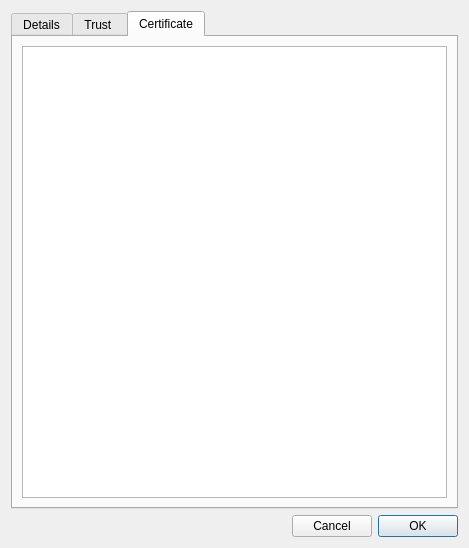
This is retroshare-gui/src/gui/connect/ConfCertDialog.ui in RetroShare/RetroShare as Qt 5 draws it before an edit. The edited form follows.
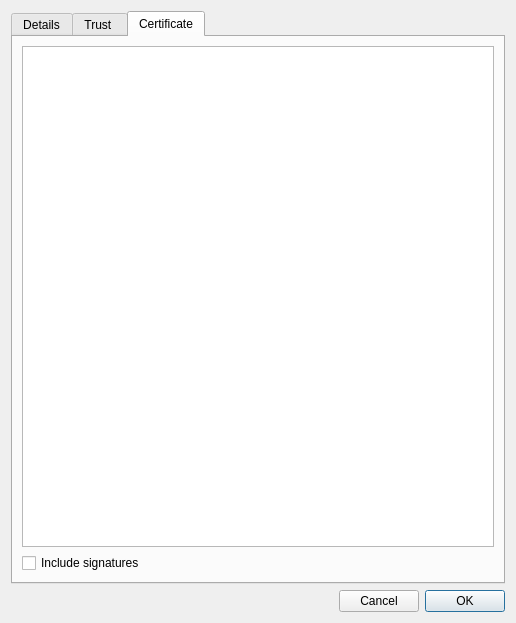
This is the edited form. The open tabs and pages were chosen to show the change. Icons and pictures are not drawn. Custom widgets are drawn as their Qt base class.

Commit message: Plugged-in method for removing signatures in PGP keys => now RS has small and constant-sized certificates. - added checkbox in ConfCertDialog to allow adding/removing signatures - enabled again key signature button in friend wizard - RS cert links now use small keys.

What changed in the file:
```diff
--- a/retroshare-gui/src/gui/connect/ConfCertDialog.ui
+++ b/retroshare-gui/src/gui/connect/ConfCertDialog.ui
@@ -6,8 +6,8 @@
    <rect>
     <x>0</x>
     <y>0</y>
-    <width>469</width>
-    <height>528</height>
+    <width>516</width>
+    <height>623</height>
    </rect>
   </property>
   <property name="windowTitle">
@@ -701,10 +701,17 @@
       <attribute name="title">
        <string>Certificate</string>
       </attribute>
-      <layout class="QHBoxLayout" name="horizontalLayout">
+      <layout class="QVBoxLayout" name="verticalLayout">
        <item>
         <widget class="QTextEdit" name="userCertificateText"/>
        </item>
+       <item>
+        <widget class="QCheckBox" name="_shouldAddSignatures_CB">
+         <property name="text">
+          <string>Include signatures</string>
+         </property>
+        </widget>
+       </item>
       </layout>
      </widget>
     </widget>
```
Left out of the diff: 2 changed lines with no effect on the pictures. The commit also changes 4 other files.
